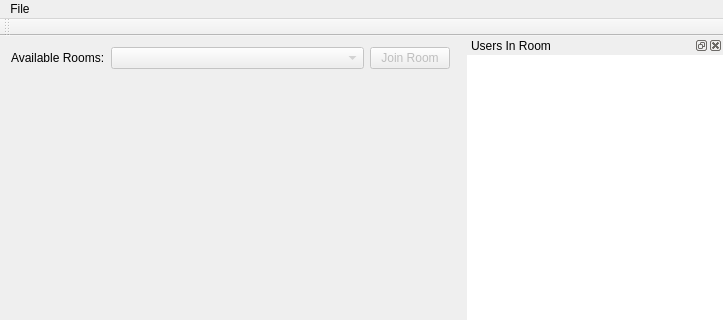
Above: ui/main_window.ui from chmod700/SmoothTalker before the change; both pictures show x 0 to 723 and y 0 to 320 of the 723 by 761 pixel window. Below: the same form after it.
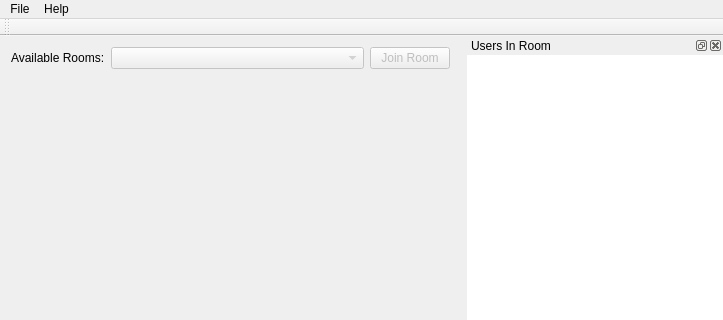
That is the form after the change. Icons and pictures are not drawn.

Commit message: Added options menu you can now set a wav file to play for each received message gravatar icons are now loaded for each user taskbar entry now flashes if a message is received while the window is minimized cleaned up the menus and added icons for each action

Diff of the .ui file:
```diff
--- a/ui/main_window.ui
+++ b/ui/main_window.ui
@@ -106,7 +106,14 @@
     <addaction name="separator"/>
     <addaction name="action_exit"/>
    </widget>
+   <widget class="QMenu" name="menuHelp">
+    <property name="title">
+     <string>Help</string>
+    </property>
+    <addaction name="action_about"/>
+   </widget>
    <addaction name="menuFile"/>
+   <addaction name="menuHelp"/>
   </widget>
   <widget class="QStatusBar" name="statusBar"/>
   <widget class="QDockWidget" name="dockWidget">
```
Left out of the diff: 74 changed lines with no effect on the pictures. The commit also changes 14 other files.
